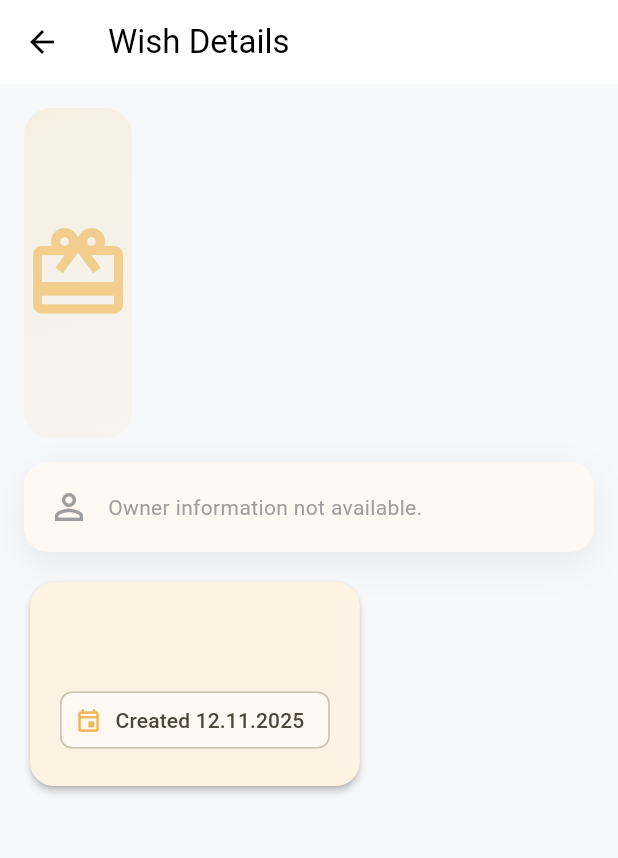
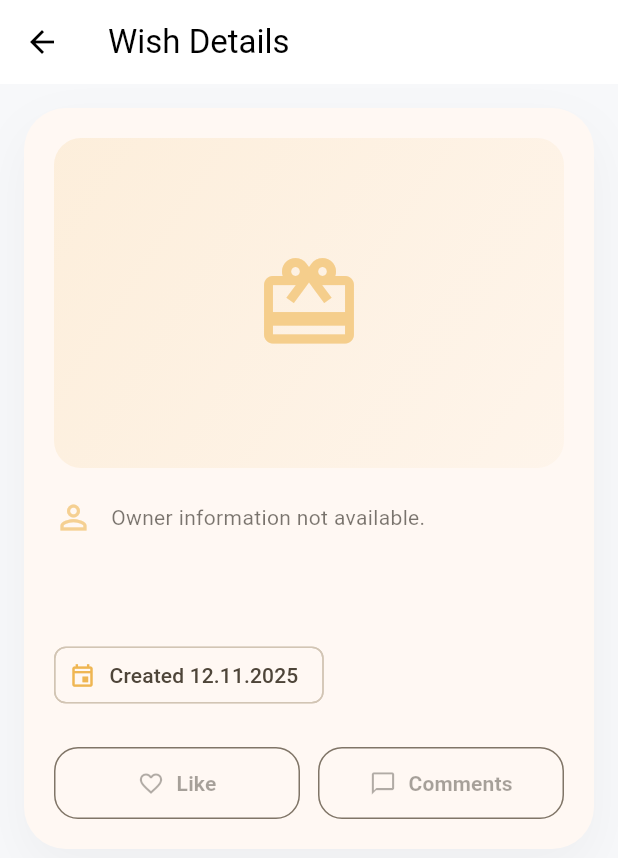
Before and after one commit to astavist/wishlink, a Flutter app: the WishDetailScreen screen opened directly with empty values, on a phone screen of 412 x 824 dp. Shown: the top 858 px of the screen. Run offline on Flutter 3.47's test engine with Material 3 defaults, Android fonts, the phone set to English and light mode, and no system bars; our stand-ins replace cloud_firestore, firebase_auth, firebase_core, firebase_storage, font_awesome_flutter, google_sign_in and 3 more; accounts and stored records are empty; network calls fail.

Commit message:
Dev: Wish detail screen design changes

```diff
--- a/lib/screens/wish_detail_screen.dart
+++ b/lib/screens/wish_detail_screen.dart
@@ -139,8 +139,9 @@ class _WishDetailScreenState extends State<WishDetailScreen> {
 
   Future<void> _confirmDeleteWish() async {
     final l10n = context.l10n;
-    final wishLabel =
-        _wish.name.isNotEmpty ? _wish.name : l10n.t('wishDetail.title');
+    final wishLabel = _wish.name.isNotEmpty
+        ? _wish.name
+        : l10n.t('wishDetail.title');
 
     final shouldDelete = await showDialog<bool>(
       context: context,
@@ -186,9 +187,9 @@ class _WishDetailScreenState extends State<WishDetailScreen> {
         'wishDetail.deleteFailed',
         params: {'error': error.toString()},
       );
-      ScaffoldMessenger.of(context).showSnackBar(
-        SnackBar(content: Text(message)),
-      );
+      ScaffoldMessenger.of(
+        context,
+      ).showSnackBar(SnackBar(content: Text(message)));
     }
   }
 
@@ -363,59 +364,46 @@ class _WishDetailScreenState extends State<WishDetailScreen> {
   Widget _buildOwnerSection(BuildContext context) {
     final theme = Theme.of(context);
     final l10n = context.l10n;
-    final decoration = BoxDecoration(
-      color: theme.colorScheme.surface,
-      borderRadius: BorderRadius.circular(16),
-      boxShadow: [
-        BoxShadow(
-          color: theme.colorScheme.shadow.withValues(alpha: 0.06),
-          offset: const Offset(0, 8),
-          blurRadius: 20,
-        ),
-      ],
-    );
 
     if (!_hasLoadedActivity) {
-      return Container(
-        padding: const EdgeInsets.all(16),
-        decoration: decoration,
-        child: Row(
+      return Row(
         children: [
           const SizedBox(
-              width: 44,
-              height: 44,
+            width: 26,
+            height: 26,
             child: CircularProgressIndicator(strokeWidth: 2),
           ),
-            const SizedBox(width: 16),
-            Expanded(
-              child: Text(
+          const SizedBox(width: 12),
+          Text(
             l10n.t('wishDetail.ownerLoading'),
-                style: const TextStyle(color: Colors.grey),
+            style: theme.textTheme.bodyMedium?.copyWith(
+              color: theme.textTheme.bodyMedium?.color?.withOpacity(0.6),
             ),
           ),
         ],
-        ),
       );
     }
 
     final activity = _activity;
 
     if (activity == null) {
-      return Container(
-        padding: const EdgeInsets.all(16),
-        decoration: decoration,
-        child: Row(
+      return Row(
         children: [
-            const Icon(Icons.person_outline, size: 28, color: Colors.grey),
+          Icon(
+            Icons.person_outline,
+            size: 26,
+            color: theme.colorScheme.primary.withOpacity(0.6),
+          ),
           const SizedBox(width: 12),
           Expanded(
             child: Text(
               l10n.t('wishDetail.ownerMissing'),
-                style: const TextStyle(color: Colors.grey),
+              style: theme.textTheme.bodyMedium?.copyWith(
+                color: theme.textTheme.bodyMedium?.color?.withOpacity(0.6),
+              ),
             ),
           ),
         ],
-        ),
       );
     }
 
@@ -428,12 +416,6 @@ class _WishDetailScreenState extends State<WishDetailScreen> {
         ? activity.userName
         : l10n.t('wishDetail.unknownUser');
     final handle = activity.userUsername;
-    final initials = displayName.isNotEmpty
-        ? displayName.trim()[0].toUpperCase()
-        : '?';
-
-    final baseBodyColor = theme.textTheme.bodyMedium?.color ?? Colors.grey;
-    final subtleColor = baseBodyColor.withValues(alpha: 0.6);
     final title = _isOwnActivity
         ? l10n.t('wishDetail.ownWish')
         : handle.isNotEmpty
@@ -443,15 +425,15 @@ class _WishDetailScreenState extends State<WishDetailScreen> {
       'wishDetail.addedLabel',
       params: {'time': l10n.relativeTime(activity.activityTime)},
     );
+    final initials = displayName.isNotEmpty
+        ? displayName.trim()[0].toUpperCase()
+        : '?';
 
-    return Container(
-      padding: const EdgeInsets.all(16),
-      decoration: decoration,
-      child: Row(
+    return Row(
       children: [
         CircleAvatar(
-            radius: 26,
-            backgroundColor: theme.colorScheme.primary.withValues(alpha: 0.15),
+          radius: 28,
+          backgroundColor: theme.colorScheme.primary.withOpacity(0.15),
           backgroundImage: hasAvatar ? NetworkImage(avatarUrl) : null,
           child: hasAvatar
               ? null
@@ -478,14 +460,38 @@ class _WishDetailScreenState extends State<WishDetailScreen> {
               Text(
                 subtitle,
                 style: theme.textTheme.bodyMedium?.copyWith(
-                    color: subtleColor,
+                  color: theme.textTheme.bodyMedium?.color?.withOpacity(0.6),
                 ),
               ),
             ],
           ),
         ),
+        if (_isOwnActivity)
+          PopupMenuButton<_WishOwnerAction>(
+            icon: const Icon(Icons.more_vert),
+            tooltip: l10n.t('wishDetail.menuTooltip'),
+            onSelected: (action) async {
+              switch (action) {
+                case _WishOwnerAction.edit:
+                  await _openEditWish();
+                  break;
+                case _WishOwnerAction.delete:
+                  await _confirmDeleteWish();
+                  break;
+              }
+            },
+            itemBuilder: (context) => [
+              PopupMenuItem(
+                value: _WishOwnerAction.edit,
+                child: Text(l10n.t('common.edit')),
+              ),
+              PopupMenuItem(
+                value: _WishOwnerAction.delete,
+                child: Text(l10n.t('common.delete')),
+              ),
             ],
           ),
+      ],
     );
   }
 
@@ -495,10 +501,9 @@ class _WishDetailScreenState extends State<WishDetailScreen> {
     final createdLabel =
         '${wish.createdAt.day}.${wish.createdAt.month}.${wish.createdAt.year}';
 
-    final chips = <Widget>[];
+    Widget? priceChip;
     if (wish.price > 0) {
-      chips.add(
-        Chip(
+      priceChip = Chip(
         avatar: CircleAvatar(
           backgroundColor: Colors.green.withOpacity(0.1),
           child: Text(
@@ -510,29 +515,21 @@ class _WishDetailScreenState extends State<WishDetailScreen> {
           ),
         ),
         label: Text(
-            l10n.t(
-              'wishDetail.priceLabel',
-              params: {'amount': formatAmount(wish.price)},
-            ),
+          '${currencySymbol(wish.currency)} ${formatAmount(wish.price)}',
+          style: theme.textTheme.bodyMedium?.copyWith(
+            fontWeight: FontWeight.w600,
           ),
         ),
       );
     }
-    chips.add(
-      Chip(
+    final createdChip = Chip(
       avatar: const Icon(Icons.event_outlined, size: 18),
       label: Text(
         l10n.t('wishDetail.createdLabel', params: {'date': createdLabel}),
       ),
-      ),
     );
 
-    return Card(
-      elevation: 2,
-      shape: RoundedRectangleBorder(borderRadius: BorderRadius.circular(16)),
-      child: Padding(
-        padding: const EdgeInsets.all(20),
-        child: Column(
+    return Column(
       crossAxisAlignment: CrossAxisAlignment.start,
       children: [
         Text(
@@ -546,27 +543,26 @@ class _WishDetailScreenState extends State<WishDetailScreen> {
           Text(wish.description, style: theme.textTheme.bodyLarge),
         ],
         const SizedBox(height: 16),
-            Wrap(spacing: 12, runSpacing: 8, children: chips),
+        if (priceChip != null) ...[priceChip, const SizedBox(height: 12)],
+        createdChip,
         if (wish.productUrl.isNotEmpty) ...[
           const SizedBox(height: 20),
           SizedBox(
             width: double.infinity,
-                child: ElevatedButton.icon(
+            child: FilledButton.icon(
               onPressed: () => _launchUrl(wish.productUrl),
               icon: const Icon(Icons.link),
               label: Text(l10n.t('wishDetail.viewProduct')),
-                  style: ElevatedButton.styleFrom(
+              style: FilledButton.styleFrom(
                 padding: const EdgeInsets.symmetric(vertical: 14),
                 shape: RoundedRectangleBorder(
-                      borderRadius: BorderRadius.circular(12),
+                  borderRadius: BorderRadius.circular(16),
                 ),
               ),
             ),
           ),
         ],
       ],
-        ),
-      ),
     );
   }
 
@@ -577,41 +573,52 @@ class _WishDetailScreenState extends State<WishDetailScreen> {
     required VoidCallback? onTap,
     Color? iconColor,
     int? count,
+    bool isActive = false,
   }) {
     final theme = Theme.of(context);
-    final disabled = onTap == null;
-    final baseLabelColor = theme.textTheme.bodyMedium?.color ?? Colors.grey;
-    final textColor = disabled
-        ? baseLabelColor.withValues(alpha: 0.4)
-        : baseLabelColor;
-    return Material(
-      color: Colors.transparent,
-      child: InkWell(
-        onTap: disabled ? null : onTap,
-        borderRadius: BorderRadius.circular(12),
-        child: Padding(
-          padding: const EdgeInsets.symmetric(horizontal: 12, vertical: 10),
+    final enabled = onTap != null;
+    final effectiveIconColor =
+        iconColor ??
+        (isActive
+            ? theme.colorScheme.primary
+            : theme.colorScheme.onSurface.withOpacity(enabled ? 0.85 : 0.35));
+    final textColor = isActive
+        ? theme.colorScheme.primary
+        : theme.textTheme.bodyMedium?.color?.withOpacity(enabled ? 0.9 : 0.4) ??
+              theme.colorScheme.onSurface.withOpacity(enabled ? 0.9 : 0.4);
+    final borderColor = isActive
+        ? theme.colorScheme.primary.withOpacity(0.55)
+        : theme.dividerColor;
+    final backgroundColor = isActive
+        ? theme.colorScheme.primary.withOpacity(0.08)
+        : Colors.transparent;
+
+    return OutlinedButton(
+      onPressed: onTap,
+      style: OutlinedButton.styleFrom(
+        side: BorderSide(color: borderColor),
+        backgroundColor: backgroundColor,
+        shape: RoundedRectangleBorder(borderRadius: BorderRadius.circular(16)),
+        padding: const EdgeInsets.symmetric(vertical: 14),
+      ),
       child: Row(
         mainAxisAlignment: MainAxisAlignment.center,
         children: [
-              Icon(icon, size: 20, color: iconColor ?? textColor),
+          Icon(icon, color: effectiveIconColor),
           const SizedBox(width: 8),
           Text(
             label,
-                style: theme.textTheme.bodyMedium?.copyWith(
+            style: theme.textTheme.labelLarge?.copyWith(
+              color: textColor,
               fontWeight: FontWeight.w600,
-                  color: textColor,
             ),
           ),
           if ((count ?? 0) > 0) ...[
             const SizedBox(width: 8),
             Container(
-                  padding: const EdgeInsets.symmetric(
-                    horizontal: 8,
-                    vertical: 2,
-                  ),
+              padding: const EdgeInsets.symmetric(horizontal: 8, vertical: 2),
               decoration: BoxDecoration(
-                    color: theme.colorScheme.primary.withValues(alpha: 0.08),
+                color: theme.colorScheme.primary.withOpacity(0.18),
                 borderRadius: BorderRadius.circular(999),
               ),
               child: Text(
@@ -625,66 +632,49 @@ class _WishDetailScreenState extends State<WishDetailScreen> {
           ],
         ],
       ),
-        ),
-      ),
     );
   }
 
   Widget _buildEngagementSection(BuildContext context) {
-    final theme = Theme.of(context);
     final l10n = context.l10n;
 
     if (!_hasLoadedActivity) {
-      return Padding(
-        padding: const EdgeInsets.only(top: 24),
-        child: const Center(child: CircularProgressIndicator()),
+      return const Padding(
+        padding: EdgeInsets.only(top: 24),
+        child: Center(child: CircularProgressIndicator()),
       );
     }
 
-    if (_activity == null || _isOwnActivity) {
-      return const SizedBox.shrink();
-    }
+    final likeLabel = _isLiked
+        ? l10n.t('wishDetail.liked')
+        : l10n.t('wishDetail.like');
+    final likeEnabled =
+        _activity != null && !_isOwnActivity && !_isProcessingLike;
+    final commentEnabled = _activity != null && !_isOwnActivity;
 
-    return Container(
-      margin: const EdgeInsets.only(top: 24),
-      padding: const EdgeInsets.symmetric(horizontal: 12, vertical: 8),
-      decoration: BoxDecoration(
-        color: theme.colorScheme.surface,
-        borderRadius: BorderRadius.circular(16),
-        boxShadow: [
-          BoxShadow(
-            color: theme.colorScheme.shadow.withValues(alpha: 0.05),
-            offset: const Offset(0, 8),
-            blurRadius: 18,
-          ),
-        ],
-      ),
-      child: Row(
+    return Row(
       children: [
         Expanded(
           child: _buildEngagementButton(
             context: context,
             icon: _isLiked ? Icons.favorite : Icons.favorite_border,
-              iconColor: _isLiked ? Colors.red : null,
-              label: _isLiked
-                  ? l10n.t('wishDetail.liked')
-                  : l10n.t('wishDetail.like'),
-              onTap: _isProcessingLike ? null : _handleLike,
+            label: likeLabel,
+            onTap: likeEnabled ? _handleLike : null,
             count: _likesCount,
+            isActive: _isLiked,
           ),
         ),
-          const SizedBox(width: 8),
+        const SizedBox(width: 12),
         Expanded(
           child: _buildEngagementButton(
             context: context,
             icon: Icons.chat_bubble_outline,
             label: l10n.t('wishDetail.comments'),
-              onTap: _openComments,
+            onTap: commentEnabled ? _openComments : null,
             count: _commentsCount,
           ),
         ),
       ],
-      ),
     );
   }
 
@@ -735,18 +725,32 @@ class _WishDetailScreenState extends State<WishDetailScreen> {
         surfaceTintColor: Colors.transparent,
       ),
       body: SingleChildScrollView(
-        padding: const EdgeInsets.all(16),
+        padding: const EdgeInsets.fromLTRB(16, 16, 16, 32),
+        child: Container(
+          padding: const EdgeInsets.all(20),
+          decoration: BoxDecoration(
+            color: Theme.of(context).colorScheme.surface,
+            borderRadius: BorderRadius.circular(28),
+            boxShadow: [
+              BoxShadow(
+                color: Colors.black.withOpacity(0.04),
+                blurRadius: 30,
+                offset: const Offset(0, 14),
+              ),
+            ],
+          ),
           child: Column(
-          crossAxisAlignment: CrossAxisAlignment.start,
+            crossAxisAlignment: CrossAxisAlignment.stretch,
             children: [
               _buildHeroImage(context, wish),
-            const SizedBox(height: 16),
+              const SizedBox(height: 20),
               _buildOwnerSection(context),
-            const SizedBox(height: 16),
+              const SizedBox(height: 20),
               _buildWishInfoCard(context, wish),
+              const SizedBox(height: 24),
               _buildEngagementSection(context),
-            const SizedBox(height: 24),
             ],
+          ),
         ),
       ),
     );
--- a/lib/widgets/friend_activity_card.dart
+++ b/lib/widgets/friend_activity_card.dart
@@ -170,6 +170,15 @@ class _FriendActivityCardState extends State<FriendActivityCard> {
     }
   }
 
+  void _openWishDetail() {
+    Navigator.push(
+      context,
+      createRightToLeftSlideRoute(
+        WishDetailScreen(wish: widget.activity.wishItem),
+      ),
+    );
+  }
+
   @override
   Widget build(BuildContext context) {
     final theme = Theme.of(context);
@@ -284,8 +293,9 @@ class _FriendActivityCardState extends State<FriendActivityCard> {
                           if (handle.isNotEmpty)
                             _InfoPill(
                               label: '@$handle',
-                              background: theme.colorScheme.surface
-                                  .withOpacity(0.6),
+                              background: theme.colorScheme.surface.withOpacity(
+                                0.6,
+                              ),
                               foreground: _brandColor,
                               borderColor: Colors.transparent,
                             ),
@@ -324,19 +334,14 @@ class _FriendActivityCardState extends State<FriendActivityCard> {
             ],
           ),
           const SizedBox(height: 16),
-
-          // Ürün görseli
+          InkWell(
+            onTap: _openWishDetail,
+            borderRadius: BorderRadius.circular(18),
+            child: Column(
+              crossAxisAlignment: CrossAxisAlignment.start,
+              children: [
                 ClipRRect(
                   borderRadius: BorderRadius.circular(10),
-            child: InkWell(
-              onTap: () {
-                Navigator.push(
-                  context,
-                  createRightToLeftSlideRoute(
-                    WishDetailScreen(wish: widget.activity.wishItem),
-                  ),
-                );
-              },
                   child: AspectRatio(
                     aspectRatio: 16 / 10,
                     child: widget.activity.wishItem.imageUrl.isNotEmpty
@@ -349,12 +354,16 @@ class _FriendActivityCardState extends State<FriendActivityCard> {
                               return Container(
                                 width: double.infinity,
                                 height: 200,
-                            color: theme.colorScheme.primary.withOpacity(0.06),
+                                color: theme.colorScheme.primary.withOpacity(
+                                  0.06,
+                                ),
                                 alignment: Alignment.center,
                                 child: Icon(
                                   Icons.image_not_supported,
                                   size: 48,
-                              color: theme.colorScheme.primary.withOpacity(0.4),
+                                  color: theme.colorScheme.primary.withOpacity(
+                                    0.4,
+                                  ),
                                 ),
                               );
                             },
@@ -372,22 +381,7 @@ class _FriendActivityCardState extends State<FriendActivityCard> {
                           ),
                   ),
                 ),
-          ),
                 const SizedBox(height: 16),
-
-          // Ürün bilgileri (tıklanabilir)
-          InkWell(
-            onTap: () {
-              Navigator.push(
-                context,
-                createRightToLeftSlideRoute(
-                  WishDetailScreen(wish: widget.activity.wishItem),
-                ),
-              );
-            },
-            child: Column(
-              crossAxisAlignment: CrossAxisAlignment.start,
-              children: [
                 Text(
                   widget.activity.wishItem.name,
                   style: theme.textTheme.titleLarge?.copyWith(
@@ -402,8 +396,6 @@ class _FriendActivityCardState extends State<FriendActivityCard> {
                   ),
                 ),
                 const SizedBox(height: 16),
-
-                // Fiyat
                 if (widget.activity.wishItem.price > 0)
                   Padding(
                     padding: const EdgeInsets.only(bottom: 16.0),
@@ -486,7 +478,6 @@ class _FriendActivityCardState extends State<FriendActivityCard> {
               ),
             ],
           ),
-
         ],
       ),
     );
```
Lines whose indentation alone changed are shown as unchanged.
